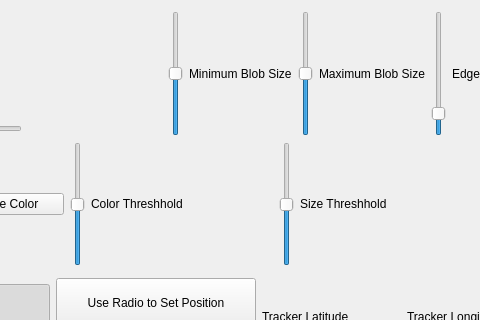
Old version of the form src/ui/ui.ui in the repository zgrannan/plane-tracker; both pictures show x 129 to 609 and y 0 to 320 of the 831 by 430 pixel window.
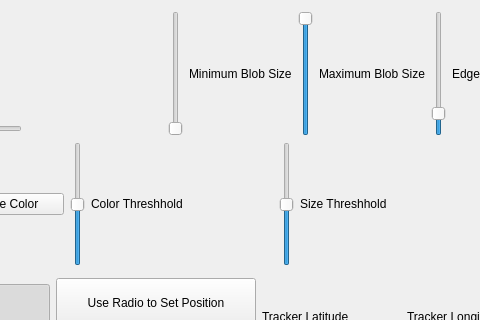
New version of the form.

```diff
--- a/src/ui/ui.ui
+++ b/src/ui/ui.ui
@@ -81,7 +81,7 @@
            <number>100</number>
           </property>
           <property name="value">
-           <number>50</number>
+           <number>0</number>
           </property>
           <property name="orientation">
            <enum>Qt::Vertical</enum>
@@ -101,7 +101,7 @@
            <number>100</number>
           </property>
           <property name="value">
-           <number>50</number>
+           <number>100</number>
           </property>
           <property name="orientation">
            <enum>Qt::Vertical</enum>
```
